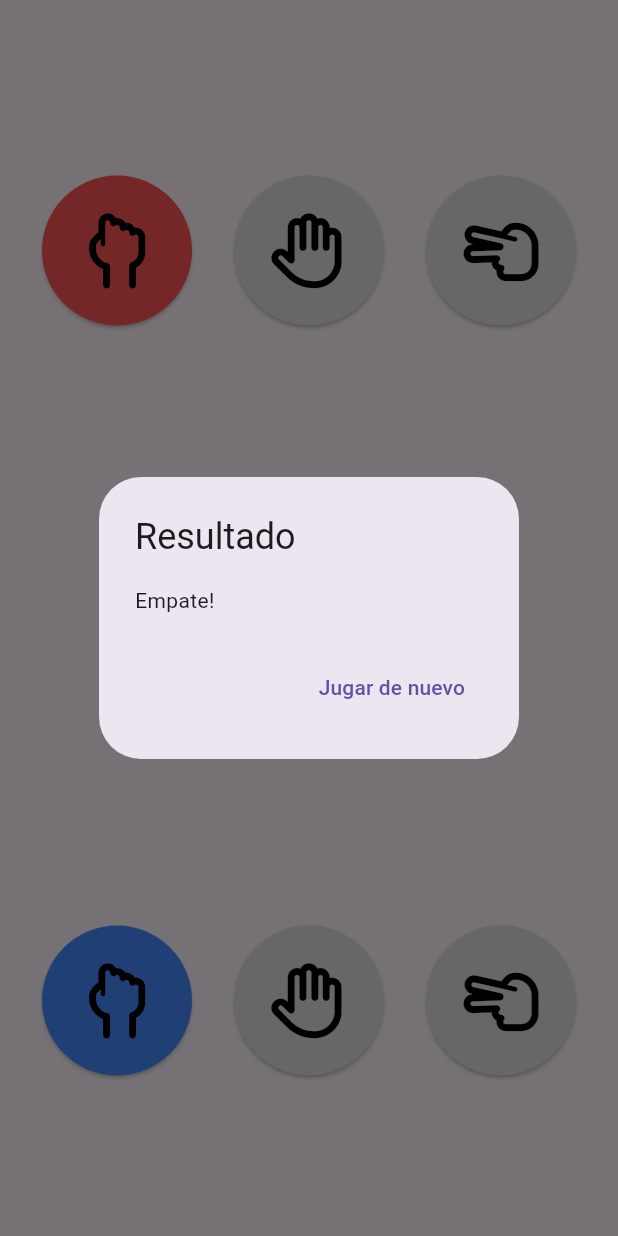
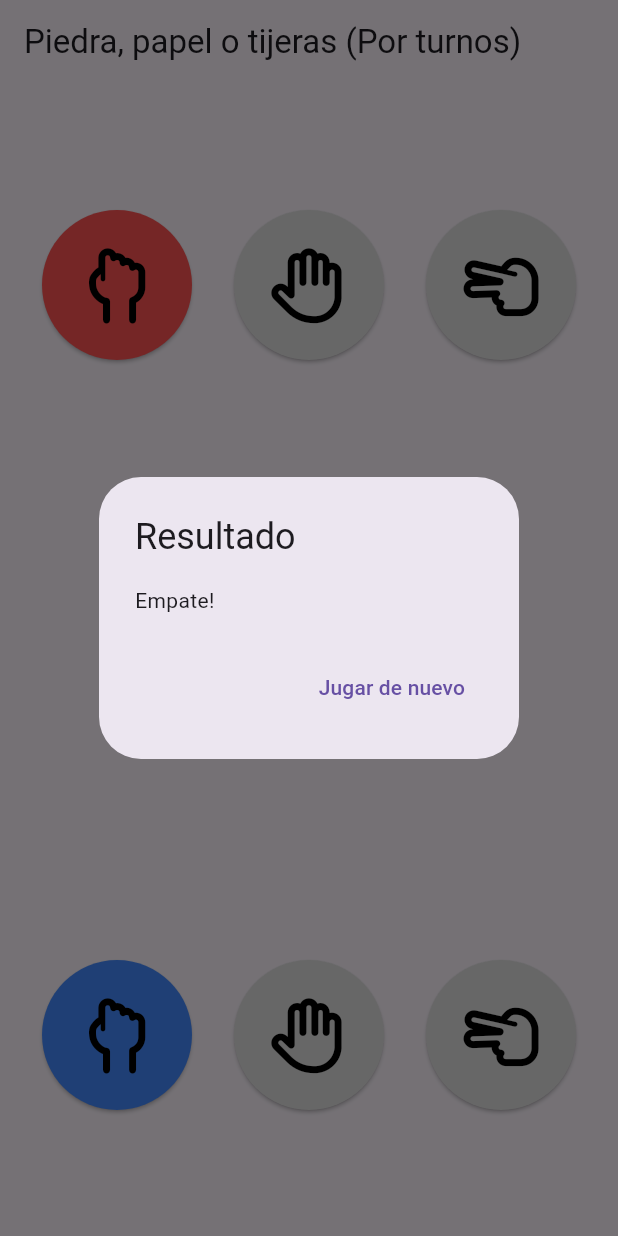
Before and after one commit to AustenLynn/MiniPractica, a Flutter app: the screen it shows after launch, after a tap on an icon or button, on a phone screen of 412 x 824 dp. Run offline on Flutter 3.47's test engine with Material 3 defaults, Android fonts, the phone set to English and light mode, and no system bars; our stand-ins replace font_awesome_flutter; statements that could not run were skipped.

Commit message:
Piedra papel o tijeras (Por turnos)

```diff
--- a/lib/main.dart
+++ b/lib/main.dart
@@ -4,9 +4,9 @@ import 'package:font_awesome_flutter/font_awesome_flutter.dart';
 void main() => runApp(RockPaperScissorsApp());
 
 final Map<String, IconData> choiceIcons = {
-  'Rock': FontAwesomeIcons.handBackFist,
-  'Paper': FontAwesomeIcons.hand,
-  'Scissors': FontAwesomeIcons.handScissors,
+  'Piedra': FontAwesomeIcons.handBackFist,
+  'Papel': FontAwesomeIcons.hand,
+  'Tijeras': FontAwesomeIcons.handScissors,
 };
 
 class RockPaperScissorsApp extends StatelessWidget {
@@ -27,7 +27,7 @@ class _RockPaperScissorsState extends State<RockPaperScissors> {
   String result = '';
   String player1Choice = '';
   String player2Choice = '';
-  List<String> choices = ['Rock', 'Paper', 'Scissors'];
+  List<String> choices = ['Piedra', 'Papel', 'Tijeras'];
 
   void playGame() {
     setState(() {
@@ -38,9 +38,9 @@ class _RockPaperScissorsState extends State<RockPaperScissors> {
 
   String getResult(String player1, String player2) {
     if (player1 == player2) return 'Empate!';
-    if ((player1 == 'Rock' && player2 == 'Scissors') ||
-        (player1 == 'Paper' && player2 == 'Rock') ||
-        (player1 == 'Scissors' && player2 == 'Paper')) {
+    if ((player1 == 'Piedra' && player2 == 'Tijeras') ||
+        (player1 == 'Papel' && player2 == 'Piedra') ||
+        (player1 == 'Tijeras' && player2 == 'Papel')) {
       return 'Jugador Rojo gana!';
     } else {
       return 'Jugador Azul gana!';
@@ -79,8 +79,8 @@ class _RockPaperScissorsState extends State<RockPaperScissors> {
 
   Widget buildChoiceButton(String choice, int player) {
     return SizedBox(
-      width: 100,  // Set the desired width
-      height: 100, // Set the desired height
+      width: 100,
+      height: 100,
       child: ElevatedButton(
         onPressed: () {
           setState(() {
@@ -90,7 +90,6 @@ class _RockPaperScissorsState extends State<RockPaperScissors> {
               player2Choice = choice;
             }
 
-            // Check if both players have made their choice to play the game
             if (player1Choice.isNotEmpty && player2Choice.isNotEmpty) {
               playGame();
             }
@@ -110,26 +109,30 @@ class _RockPaperScissorsState extends State<RockPaperScissors> {
 
   @override
   Widget build(BuildContext context) {
+    computerChoice = choices[Random().nextInt(3)];
+
     return Scaffold(
+      appBar: AppBar(
+        title: Text('Piedra, papel o tijeras (Por turnos)'),
+      ),
       body: Column(
         mainAxisAlignment: MainAxisAlignment.center,
         children: [
-          SizedBox(height: 10),
           Row(
             mainAxisAlignment: MainAxisAlignment.spaceEvenly,
             children: [
-              buildChoiceButton('Rock', 1),
-              buildChoiceButton('Paper', 1),
-              buildChoiceButton('Scissors', 1),
+              buildChoiceButton('Piedra', 1),
+              buildChoiceButton('Papel', 1),
+              buildChoiceButton('Tijeras', 1),
             ],
           ),
           SizedBox(height: 400),
           Row(
             mainAxisAlignment: MainAxisAlignment.spaceEvenly,
             children: [
-              buildChoiceButton('Rock', 2),
-              buildChoiceButton('Paper', 2),
-              buildChoiceButton('Scissors', 2),
+              buildChoiceButton('Piedra', 2),
+              buildChoiceButton('Papel', 2),
+              buildChoiceButton('Tijeras', 2),
             ],
           ),
         ],
```
